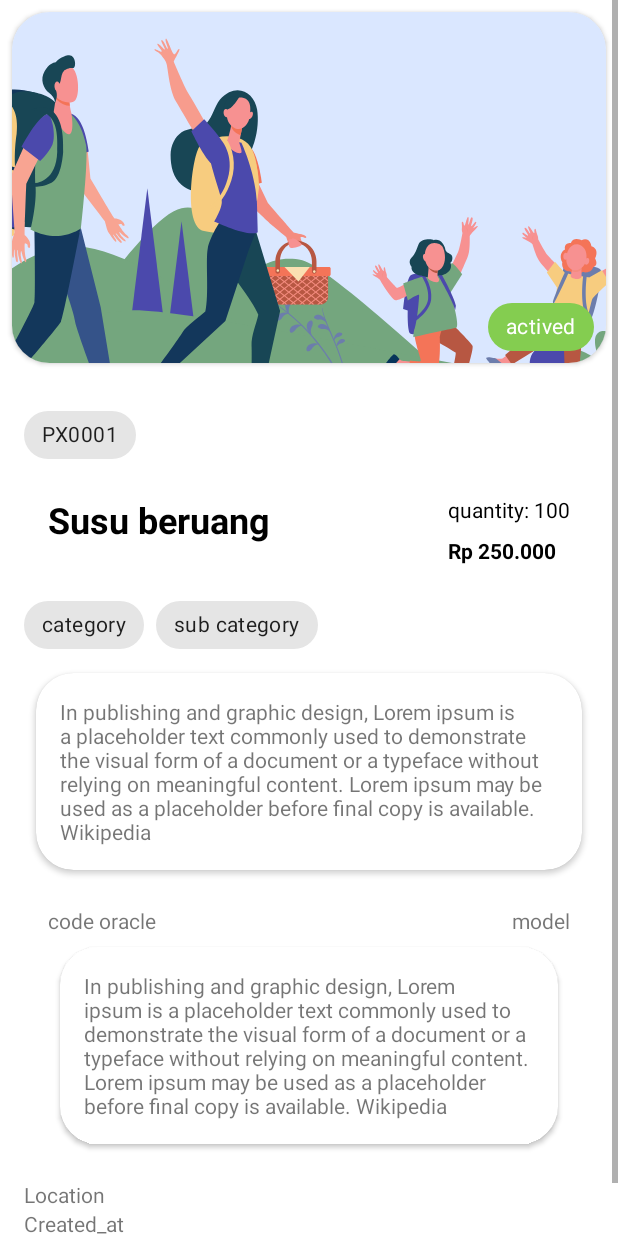
After one commit to A-fauzi/InvenTrick-Mobile-App, an Android app: the layout item_detail_dialog.xml on its own in the app's theme, with its tools: preview values and no code run, on a phone screen of 412 x 824 dp. The commit adds this screen. Run offline under Robolectric (Android 15) with nearby library versions, the phone set to English and light mode, and no system bars; network calls fail.

Commit message:
add dialog item detail

```diff
--- a/app/src/main/java/com/example/warehouseproject/core/view/main/MainActivity.kt
+++ b/app/src/main/java/com/example/warehouseproject/core/view/main/MainActivity.kt
@@ -5,6 +5,8 @@ import android.graphics.Color
 import androidx.appcompat.app.AppCompatActivity
 import android.os.Bundle
 import android.util.Log
+import android.view.LayoutInflater
+import android.widget.Toast
 import androidx.recyclerview.widget.LinearLayoutManager
 import com.example.warehouseproject.R
 import com.example.warehouseproject.core.helper.RandomColor
@@ -12,8 +14,11 @@ import com.example.warehouseproject.core.view.product.ModelProduct
 import com.example.warehouseproject.core.view.product.add_product.AddProductActivity
 import com.example.warehouseproject.core.service.product.ProductApiService
 import com.example.warehouseproject.databinding.ActivityMainBinding
+import com.example.warehouseproject.databinding.ItemDetailDialogBinding
+import com.google.android.material.bottomsheet.BottomSheetDialog
+import com.squareup.picasso.Picasso
 
-class MainActivity : AppCompatActivity() {
+class MainActivity : AppCompatActivity(), MainAdapter.CallClickListener {
 
     private lateinit var binding: ActivityMainBinding
 
@@ -40,7 +45,7 @@ class MainActivity : AppCompatActivity() {
     }
 
     private fun setupRecyclerView() {
-        mainAdapter = MainAdapter(arrayListOf())
+        mainAdapter = MainAdapter(arrayListOf(), this)
         binding.rvProduct.apply {
             layoutManager =
                 LinearLayoutManager(applicationContext, LinearLayoutManager.VERTICAL, false)
@@ -60,4 +65,22 @@ class MainActivity : AppCompatActivity() {
     private fun showDataProduct(product: List<ModelProduct>) {
         mainAdapter.setData(product)
     }
+
+    override fun onClickListener(data: ModelProduct) {
+
+        val binding = ItemDetailDialogBinding.inflate(layoutInflater)
+
+        val dialog = BottomSheetDialog(this)
+
+        Picasso.get().load(data.image).placeholder(R.drawable.ic_people).error(R.drawable.img_example).into(binding.ivItemDetail)
+        binding.statusDetail.text = data.status
+        binding.chipCodeItemDetail.text = data.code_items
+        binding.tvNameProductDetail.text = data.name
+
+
+        dialog.setContentView(binding.root)
+        dialog.setCancelable(true)
+        dialog.show()
+
+    }
 }
--- a/app/src/main/java/com/example/warehouseproject/core/view/main/MainAdapter.kt
+++ b/app/src/main/java/com/example/warehouseproject/core/view/main/MainAdapter.kt
@@ -9,7 +9,10 @@ import com.example.warehouseproject.core.view.product.ModelProduct
 import com.example.warehouseproject.databinding.ItemDataProductBinding
 import com.squareup.picasso.Picasso
 
-class MainAdapter(private val items: ArrayList<ModelProduct>): RecyclerView.Adapter<MainAdapter.MainViewHolder>() {
+class MainAdapter(
+    private val items: ArrayList<ModelProduct>,
+    private val callClickListener: CallClickListener
+    ): RecyclerView.Adapter<MainAdapter.MainViewHolder>() {
     class MainViewHolder( val binding: ItemDataProductBinding): RecyclerView.ViewHolder(binding.root)
 
     override fun onCreateViewHolder(parent: ViewGroup, viewType: Int): MainViewHolder {
@@ -30,7 +33,7 @@ class MainAdapter(private val items: ArrayList<ModelProduct>): RecyclerView.Adap
                 binding.tvSpecProduct.text = specification
                 "Quantity: ${qty.toInt()}".also { binding.tvQuantityProduct.text = it }
                 binding.tvDetailProduct.setOnClickListener {
-
+                    callClickListener.onClickListener(items[position])
                 }
             }
         }
--- a/app/src/main/res/layout/item_data_product.xml
+++ b/app/src/main/res/layout/item_data_product.xml
@@ -72,7 +72,7 @@
                         android:layout_height="wrap_content"
                         android:layout_alignParentEnd="true"
                         android:text="detail"
-                        android:textColor="@color/blue"/>
+                        android:textColor="@color/blue" />
                 </RelativeLayout>
 
             </LinearLayout>
--- /dev/null
+++ b/app/src/main/res/layout/item_detail_dialog.xml
@@ -0,0 +1,210 @@
+<?xml version="1.0" encoding="utf-8"?>
+<ScrollView xmlns:android="http://schemas.android.com/apk/res/android"
+    android:layout_width="match_parent"
+    android:layout_height="match_parent"
+    xmlns:app="http://schemas.android.com/apk/res-auto">
+
+    <LinearLayout
+        android:layout_width="match_parent"
+        android:layout_height="wrap_content"
+        android:orientation="vertical">
+
+       <RelativeLayout
+           android:layout_width="match_parent"
+           android:layout_height="250dp">
+
+           <androidx.cardview.widget.CardView
+               android:layout_width="match_parent"
+               android:layout_height="match_parent"
+               android:layout_margin="8dp"
+               app:cardCornerRadius="25dp">
+
+             <RelativeLayout
+                 android:layout_width="match_parent"
+                 android:layout_height="match_parent">
+
+                 <ImageView
+                     android:id="@+id/iv_item_detail"
+                     android:layout_width="match_parent"
+                     android:layout_height="match_parent"
+                     android:contentDescription="@string/image"
+                     android:scaleType="center"
+                     android:src="@drawable/ic_people" />
+
+                 <com.google.android.material.chip.Chip
+                     android:id="@+id/status_detail"
+                     android:layout_width="wrap_content"
+                     android:layout_height="wrap_content"
+                     android:text="actived"
+                     android:layout_marginEnd="8dp"
+                     android:layout_alignParentEnd="true"
+                     android:layout_alignParentBottom="true"
+                     android:backgroundTint="@color/green_cendol"
+                     android:textColor="@color/white"/>
+             </RelativeLayout>
+           </androidx.cardview.widget.CardView>
+
+       </RelativeLayout>
+
+      <LinearLayout
+          android:layout_width="match_parent"
+          android:layout_height="wrap_content"
+          android:orientation="vertical"
+          android:padding="16dp">
+
+          <com.google.android.material.chip.Chip
+              android:id="@+id/chip_code_item_detail"
+              android:layout_width="wrap_content"
+              android:layout_height="wrap_content"
+              android:text="PX0001"/>
+
+          <RelativeLayout
+              android:id="@+id/content_1"
+              android:layout_width="match_parent"
+              android:layout_height="wrap_content"
+              android:padding="16dp">
+
+              <TextView
+                  android:id="@+id/tv_name_product_detail"
+                  android:layout_width="wrap_content"
+                  android:layout_height="wrap_content"
+                  android:text="Susu beruang"
+                  android:textColor="@color/black"
+                  android:textSize="24sp"
+                  android:textStyle="bold" />
+
+              <LinearLayout
+                  android:layout_width="wrap_content"
+                  android:layout_height="wrap_content"
+                  android:orientation="vertical"
+                  android:layout_alignParentEnd="true">
+
+                  <TextView
+                      android:id="@+id/tv_qty_detail"
+                      android:layout_width="wrap_content"
+                      android:layout_height="wrap_content"
+                      android:text="quantity: 100"
+                      android:textColor="@color/black"/>
+
+                  <TextView
+                      android:id="@+id/tv_price_detail"
+                      android:layout_width="wrap_content"
+                      android:layout_height="wrap_content"
+                      android:text="Rp 250.000"
+                      android:textStyle="bold"
+                      android:layout_marginTop="8dp"
+                      android:textColor="@color/black"/>
+              </LinearLayout>
+
+          </RelativeLayout>
+
+          <RelativeLayout
+              android:id="@+id/content_2"
+              android:layout_width="match_parent"
+              android:layout_height="wrap_content">
+
+
+              <com.google.android.material.chip.Chip
+                  android:id="@+id/chip_catgory"
+                  android:layout_width="wrap_content"
+                  android:layout_height="wrap_content"
+                  android:text="category"/>
+
+              <com.google.android.material.chip.Chip
+                  android:id="@+id/chip_sub_category"
+                  android:layout_width="wrap_content"
+                  android:layout_height="wrap_content"
+                  android:text="sub category"
+                  android:layout_toRightOf="@id/chip_catgory"
+                  android:layout_marginStart="8dp"/>
+          </RelativeLayout>
+
+          <RelativeLayout
+              android:layout_width="match_parent"
+              android:layout_height="wrap_content">
+
+              <androidx.cardview.widget.CardView
+                  android:id="@+id/cv_spec_product"
+                  android:layout_width="wrap_content"
+                  android:layout_height="wrap_content"
+                  android:layout_margin="8dp"
+                  app:cardCornerRadius="25dp">
+
+
+                  <RelativeLayout
+                      android:layout_width="match_parent"
+                      android:layout_height="wrap_content"
+                      android:padding="16dp">
+
+                      <TextView
+                          android:layout_width="wrap_content"
+                          android:layout_height="wrap_content"
+                          android:text="@string/lorem"/>
+                  </RelativeLayout>
+              </androidx.cardview.widget.CardView>
+
+              <LinearLayout
+                  android:layout_width="match_parent"
+                  android:layout_height="wrap_content"
+                  android:orientation="vertical"
+                  android:layout_below="@id/cv_spec_product"
+                  android:padding="16dp">
+
+                  <RelativeLayout
+                      android:layout_width="match_parent"
+                      android:layout_height="wrap_content">
+
+                      <TextView
+                          android:layout_width="wrap_content"
+                          android:layout_height="wrap_content"
+                          android:text="code oracle"/>
+
+                      <TextView
+                          android:layout_width="wrap_content"
+                          android:layout_height="wrap_content"
+                          android:text="model"
+                          android:layout_alignParentEnd="true"/>
+
+
+                  </RelativeLayout>
+
+                  <androidx.cardview.widget.CardView
+                      android:layout_width="wrap_content"
+                      android:layout_height="wrap_content"
+                      app:cardCornerRadius="25dp"
+                      android:layout_margin="8dp">
+
+                      <RelativeLayout
+                          android:layout_width="match_parent"
+                          android:layout_height="wrap_content"
+                          android:padding="16dp">
+
+                          <TextView
+                              android:layout_width="wrap_content"
+                              android:layout_height="wrap_content"
+                              android:text="@string/lorem"/>
+                      </RelativeLayout>
+
+                  </androidx.cardview.widget.CardView>
+              </LinearLayout>
+
+          </RelativeLayout>
+
+          <TextView
+              android:layout_width="wrap_content"
+              android:layout_height="wrap_content"
+              android:text="Location"/>
+
+          <TextView
+              android:layout_width="wrap_content"
+              android:layout_height="wrap_content"
+              android:text="Created_at"/>
+
+          <TextView
+              android:layout_width="wrap_content"
+              android:layout_height="wrap_content"
+              android:text="Update_at"/>
+      </LinearLayout>
+
+    </LinearLayout>
+</ScrollView>
--- a/app/src/main/res/values/colors.xml
+++ b/app/src/main/res/values/colors.xml
@@ -7,4 +7,5 @@
     <color name="purple">#4747A1</color>
     <color name="purple_smooth">#7978E9</color>
     <color name="pink">#F3797E</color>
+    <color name="green_cendol">#84CD50</color>
 </resources>
--- a/app/src/main/res/values/strings.xml
+++ b/app/src/main/res/values/strings.xml
@@ -10,6 +10,7 @@
     <string name="password_error">Password cannot be empty</string>
     <string name="product_count">Product Count %s</string>
     <string name="product_qty">Quantity: %s</string>
+    <string name="lorem">In publishing and graphic design, Lorem ipsum is a placeholder text commonly used to demonstrate the visual form of a document or a typeface without relying on meaningful content. Lorem ipsum may be used as a placeholder before final copy is available. Wikipedia</string>
     <!-- TODO: Remove or change this placeholder text -->
     <string name="hello_blank_fragment">Hello blank fragment</string>
     <string name="image">image</string>
```
